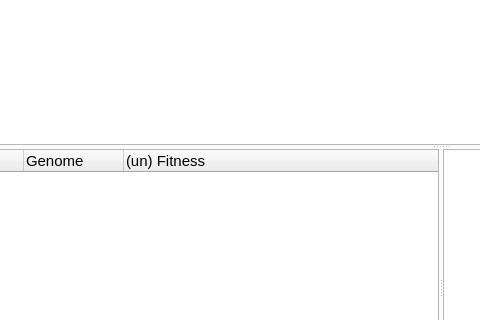
First picture: the form in Forms/Main_Window.ui, repository Graveflo/BDO_Enhancement_Tool, before the edit; both pictures show x 135 to 615 and y 230 to 550 of the 1124 by 735 pixel window.
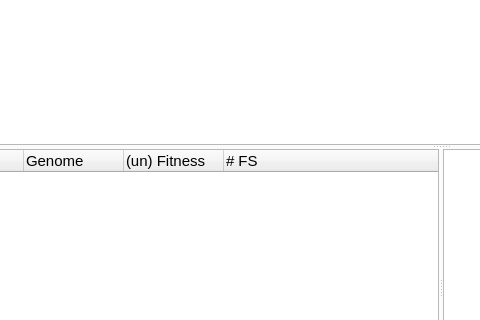
Second picture: the form after the edit. The open tabs and pages were chosen to show the change. Icons and pictures are not drawn. Custom widgets are drawn as their Qt base class.

Patch:
```diff
--- a/Forms/Main_Window.ui
+++ b/Forms/Main_Window.ui
@@ -1063,6 +1063,11 @@
                   <string>(un) Fitness</string>
                  </property>
                 </column>
+                <column>
+                 <property name="text">
+                  <string># FS</string>
+                 </property>
+                </column>
                </widget>
                <widget class="PlotWidget" name="graph_genome">
                 <property name="mouseTracking">
```
Left out of the diff: 2 changed lines with no effect on the pictures.
